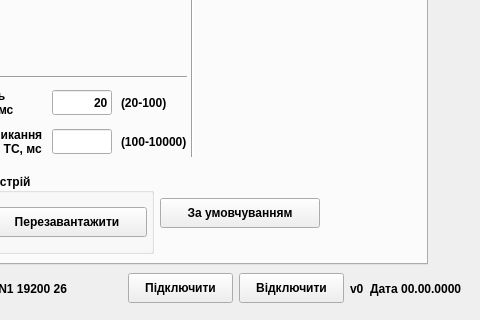
Old version of the form mdio.ui in the repository Goodjamp/Mdio; both pictures show x 303 to 783 and y 235 to 555 of the 975 by 555 pixel window.
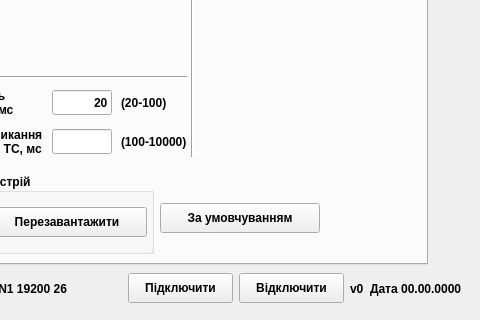
New version of the form.

Patch:
```diff
--- a/mdio.ui
+++ b/mdio.ui
@@ -1030,6 +1030,14 @@
              </widget>
             </item>
             <item>
+             <layout class="QHBoxLayout" name="horizontalLayout_13">
+              <property name="leftMargin">
+               <number>0</number>
+              </property>
+              <property name="topMargin">
+               <number>10</number>
+              </property>
+              <item>
              <widget class="QPushButton" name="pbSetDefaultSettings">
               <property name="minimumSize">
                <size>
@@ -1047,6 +1055,8 @@
                <string>За умовчуванням</string>
               </property>
              </widget>
+              </item>
+             </layout>
             </item>
             <item>
              <spacer name="horizontalSpacer_2">
```
Left out of the diff: 18 changed lines with no effect on the pictures. Lines whose indentation alone changed are shown as unchanged.
